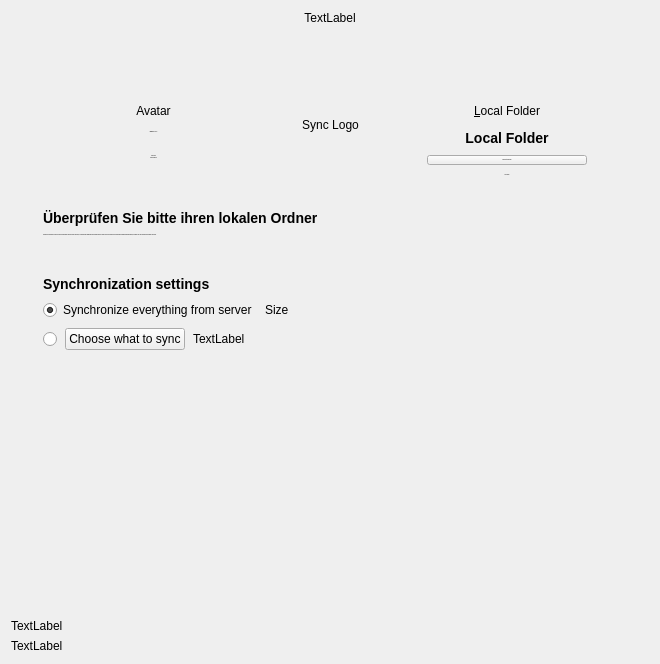
nextmcloud/desktop, file src/gui/wizard/owncloudadvancedsetuppage.ui: the form before one commit.
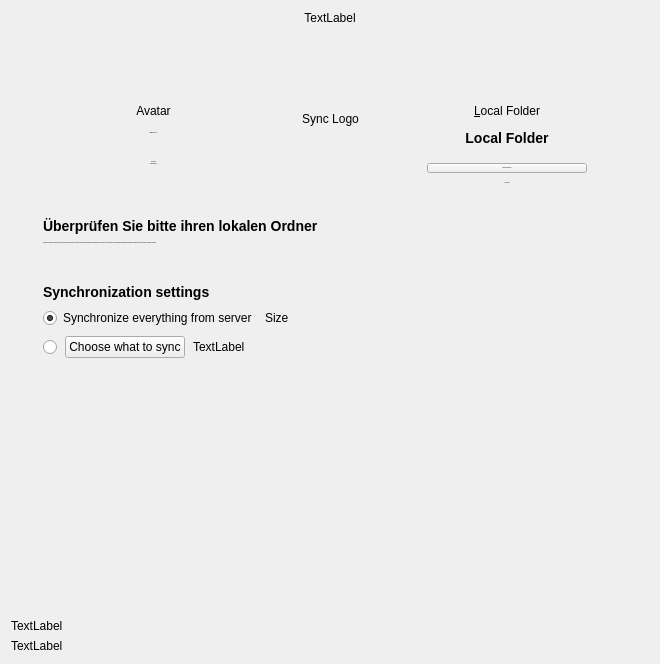
The form after the commit.

Diff of the .ui file:
```diff
--- a/src/gui/wizard/owncloudadvancedsetuppage.ui
+++ b/src/gui/wizard/owncloudadvancedsetuppage.ui
@@ -286,7 +286,7 @@
            <property name="sizeHint" stdset="0">
             <size>
              <width>20</width>
-             <height>50</height>
+             <height>70</height>
             </size>
            </property>
           </spacer>
@@ -390,7 +390,7 @@
          <item>
           <layout class="QHBoxLayout" name="horizontalLayout">
            <property name="topMargin">
-            <number>0</number>
+            <number>8</number>
            </property>
            <item>
             <spacer name="horizontalSpacer_3">
```
